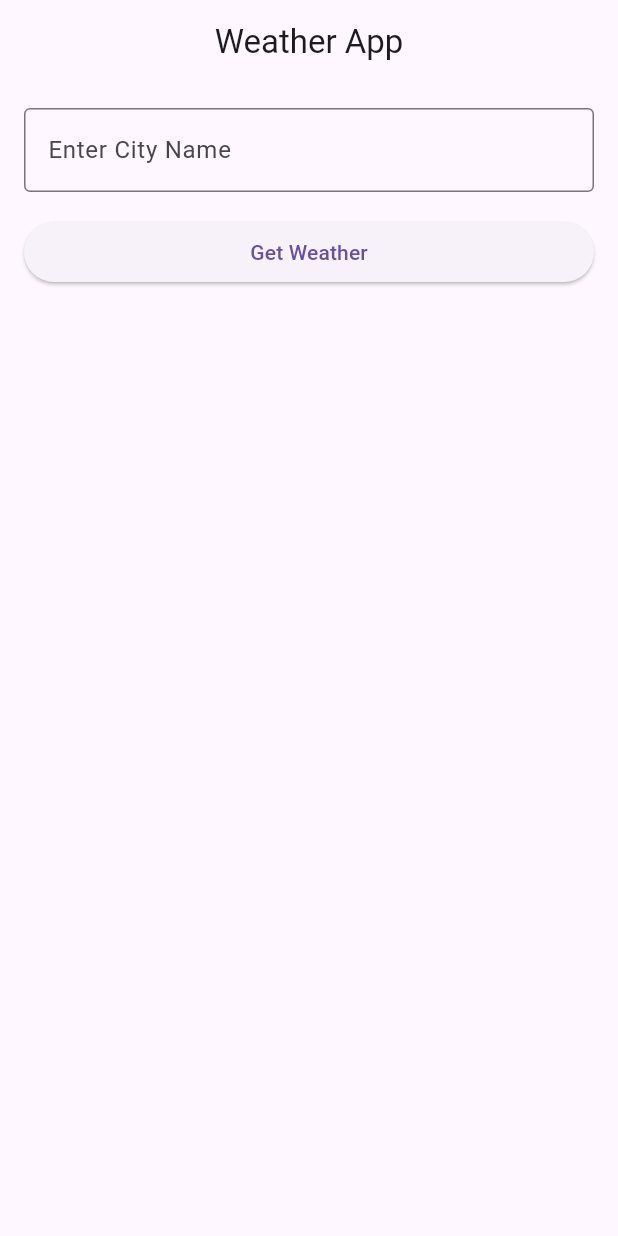
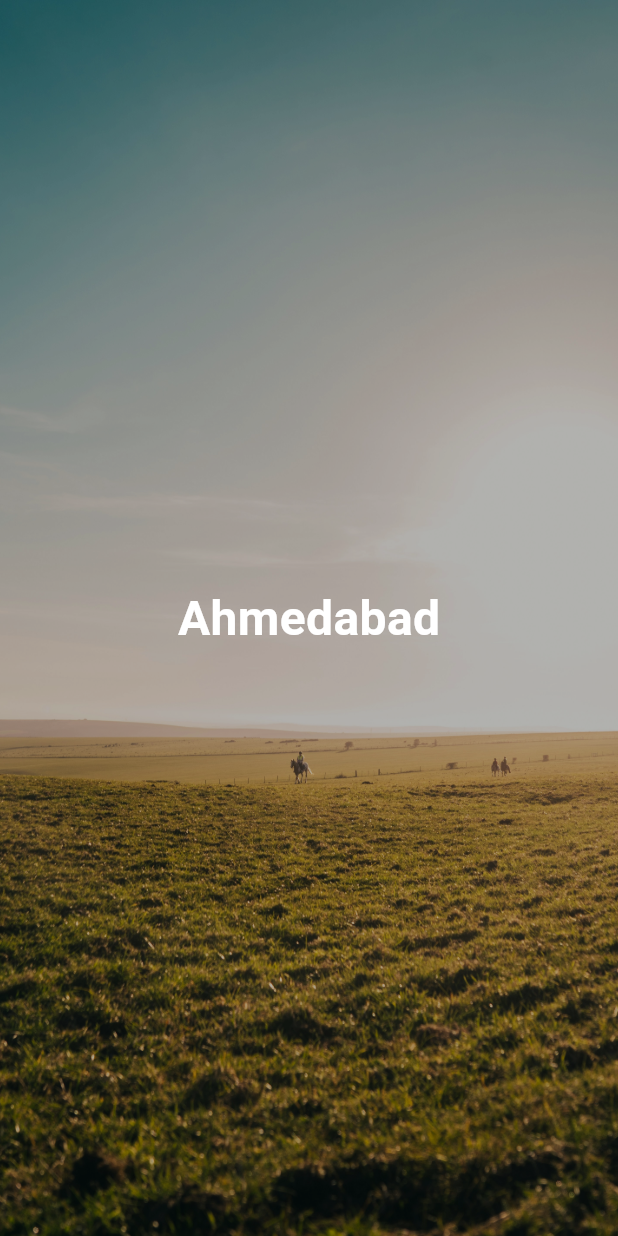
Before and after one commit to Pravajya22/weather_app_flutter_poc, a Flutter app: the screen it shows after launch, on a phone screen of 412 x 824 dp. Run offline on Flutter 3.47's test engine with Material 3 defaults, Android fonts, the light colour scheme and no system bars.

Commit message:
feat SCRUM-21: Added dynamic weather based-background to HomeScreen

```diff
--- a/lib/main.dart
+++ b/lib/main.dart
@@ -2,19 +2,10 @@ import 'package:flutter/material.dart';
 import 'presentation/screens/home_screen.dart'; // Import your custom screen
 
 void main() {
-  runApp(const MyApp());
+  runApp(
+    const MaterialApp(
+      home: HomeScreen(weatherCondition: 'Clear', city: 'Ahmedabad'),
+      debugShowCheckedModeBanner: false,
+    ),
+  );
 }
-
-class MyApp extends StatelessWidget {
-  const MyApp({super.key});
-
-  @override
-  Widget build(BuildContext context) {
-    return MaterialApp(
-      debugShowCheckedModeBanner: false,
-      title: 'Weather App',
-      theme: ThemeData(primarySwatch: Colors.blue),
-      home: const HomeScreen(), // 👈 Use your screen here
-    );
-  }
-}
--- a/lib/presentation/screens/home_screen.dart
+++ b/lib/presentation/screens/home_screen.dart
@@ -1,74 +1,56 @@
 import 'package:flutter/material.dart';
 
-class HomeScreen extends StatefulWidget {
-  const HomeScreen({super.key});
+class HomeScreen extends StatelessWidget {
+  final String weatherCondition; // e.g., 'Clear', 'Rain', etc.
+  final String city;
 
-  @override
-  State<HomeScreen> createState() => _HomeScreenState();
-}
+  const HomeScreen({
+    Key? key,
+    required this.weatherCondition,
+    this.city = 'Ahmedabad', // default value
+  }) : super(key: key);
 
-class _HomeScreenState extends State<HomeScreen> {
-  final TextEditingController _cityController = TextEditingController();
-  String? _searchedCity;
-
-  void _onSearch() {
-    String city = _cityController.text.trim();
-
-    if (city.isEmpty) {
-      ScaffoldMessenger.of(context).showSnackBar(
-        const SnackBar(content: Text('Please enter a city name')),
-      );
-      return;
+  String _getBackgroundImage(String condition) {
+    switch (condition.toLowerCase()) {
+      case 'clear':
+        return 'assets/images/sunny.jpg';
+      case 'rain':
+        return 'assets/images/rainy.jpg';
+      case 'clouds':
+        return 'assets/images/cloudy.jpg';
+      case 'snow':
+        return 'assets/images/snowy.jpg';
+      default:
+        return 'assets/images/default.jpg';
     }
-
-    setState(() {
-      _searchedCity = city;
-    });
-
-    print("Fetching weather for: $city");
   }
 
   @override
   Widget build(BuildContext context) {
+    final String backgroundImage = _getBackgroundImage(weatherCondition);
+
     return Scaffold(
-      appBar: AppBar(
-        title: const Text('Weather App'),
-        centerTitle: true,
-      ),
-      body: Padding(
-        padding: const EdgeInsets.all(16),
-        child: Column(
-          crossAxisAlignment: CrossAxisAlignment.stretch,
-          children: [
-            TextField(
-              controller: _cityController,
-              decoration: const InputDecoration(
-                labelText: 'Enter City Name',
-                border: OutlineInputBorder(),
+      body: Stack(
+        fit: StackFit.expand,
+        children: [
+          Image.asset(
+            backgroundImage,
+            fit: BoxFit.cover,
+          ),
+          Container(
+            color: Colors.black.withOpacity(0.3),
+          ),
+          Center(
+            child: Text(
+              city,
+              style: const TextStyle(
+                color: Colors.white,
+                fontSize: 32,
+                fontWeight: FontWeight.bold,
               ),
             ),
-            const SizedBox(height: 16),
-            ElevatedButton(
-              onPressed: _onSearch,
-              child: const Text('Get Weather'),
-            ),
-            const SizedBox(height: 24),
-            if (_searchedCity != null)
-              Column(
-                crossAxisAlignment: CrossAxisAlignment.start,
-                children: [
-                  const Text(
-                    'Weather Info (Mock)',
-                    style: TextStyle(fontSize: 18, fontWeight: FontWeight.bold),
-                  ),
-                  const SizedBox(height: 8),
-                  Text('City: $_searchedCity'),
-                  const Text('Temperature: 25°C'),
-                  const Text('Condition: Clear ☀️'),
-                ],
-              ),
-          ],
-        ),
+          ),
+        ],
       ),
     );
   }
--- a/pubspec.yaml
+++ b/pubspec.yaml
@@ -58,6 +58,7 @@ dev_dependencies:
 flutter:
   assets:
     - .env
+    - assets/images/
 
   # The following line ensures that the Material Icons font is
   # included with your application, so that you can use the icons in
```
Also changed, not shown: assets/images/cloudy.jpg (added), assets/images/default.jpg (added), assets/images/rainy.jpg (added), assets/images/snowy.jpg (added), assets/images/sunny.jpg (added).
